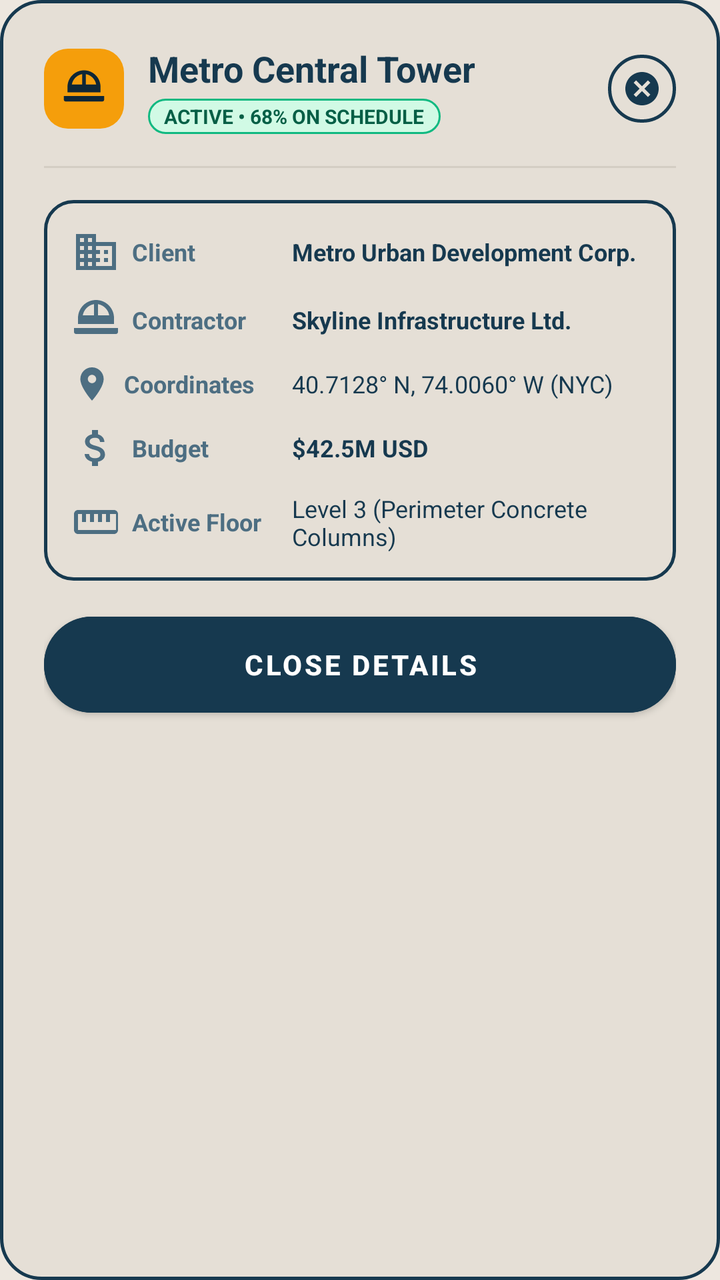
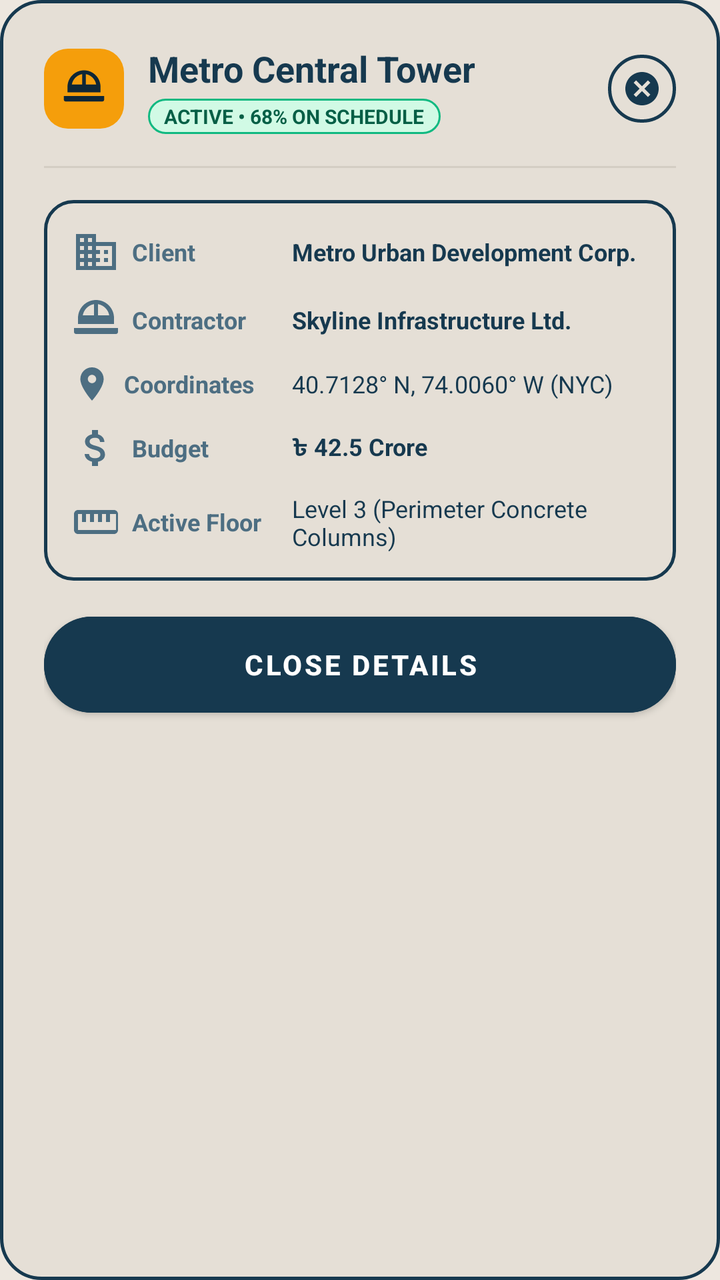

The first picture is an Android layout as it rendered before a commit; the second is the same layout after the commit. The layout source and the unified diff follow.
<!-- AndroidManifest.xml: application theme Theme.SiteSync -->
<!-- res/layout/dialog_project_details.xml -->
<?xml version="1.0" encoding="utf-8"?>
<LinearLayout xmlns:android="http://schemas.android.com/apk/res/android"
    xmlns:app="http://schemas.android.com/apk/res-auto"
    android:layout_width="match_parent"
    android:layout_height="wrap_content"
    android:orientation="vertical"
    android:background="@drawable/bg_card_outlined"
    android:padding="22dp">

    
    <RelativeLayout
        android:layout_width="match_parent"
        android:layout_height="wrap_content"
        android:layout_marginBottom="16dp">

        <FrameLayout
            android:id="@+id/iconDetailsContainer"
            android:layout_width="40dp"
            android:layout_height="40dp"
            android:layout_alignParentStart="true"
            android:layout_centerVertical="true"
            android:background="@drawable/bg_squircle_amber">

            <ImageView
                android:layout_width="22dp"
                android:layout_height="22dp"
                android:layout_gravity="center"
                android:src="@drawable/ic_construction"
                app:tint="@color/oxide_blue_dark"
                android:contentDescription="Project Icon" />
        </FrameLayout>

        <LinearLayout
            android:layout_width="wrap_content"
            android:layout_height="wrap_content"
            android:layout_toEndOf="@id/iconDetailsContainer"
            android:layout_toStartOf="@+id/btnCloseProjectDetails"
            android:layout_marginStart="12dp"
            android:layout_marginEnd="8dp"
            android:layout_centerVertical="true"
            android:orientation="vertical">

            <TextView
                android:id="@+id/tvProjectDetailsTitle"
                android:layout_width="wrap_content"
                android:layout_height="wrap_content"
                android:text="Metro Central Tower"
                android:textColor="@color/text_oxide_primary"
                android:textSize="18sp"
                android:textStyle="bold" />

            <TextView
                android:id="@+id/tvProjectDetailsStatusBadge"
                android:layout_width="wrap_content"
                android:layout_height="wrap_content"
                android:layout_marginTop="3dp"
                android:text="ACTIVE • 68% ON SCHEDULE"
                android:textColor="#065F46"
                android:textSize="10sp"
                android:textStyle="bold"
                android:background="@drawable/bg_badge_optimal"
                android:paddingHorizontal="8dp"
                android:paddingVertical="2dp" />
        </LinearLayout>

        <ImageButton
            android:id="@+id/btnCloseProjectDetails"
            android:layout_width="34dp"
            android:layout_height="34dp"
            android:layout_alignParentEnd="true"
            android:layout_centerVertical="true"
            android:background="@drawable/bg_pill_inactive"
            android:src="@drawable/ic_cancel_circle"
            app:tint="@color/text_oxide_primary"
            android:contentDescription="Close" />
    </RelativeLayout>

    <View
        android:layout_width="match_parent"
        android:layout_height="1dp"
        android:background="@color/gauge_track_ash"
        android:layout_marginBottom="16dp" />

    
    <LinearLayout
        android:layout_width="match_parent"
        android:layout_height="wrap_content"
        android:orientation="vertical"
        android:background="@drawable/bg_rounded_input"
        android:padding="14dp"
        android:layout_marginBottom="18dp">

        
        <LinearLayout
            android:layout_width="match_parent"
            android:layout_height="wrap_content"
            android:orientation="horizontal"
            android:gravity="center_vertical"
            android:layout_marginBottom="10dp">

            <TextView
                android:layout_width="110dp"
                android:layout_height="wrap_content"
                android:text="Client"
                android:drawableStart="@drawable/ic_business"
                android:drawablePadding="6dp"
                android:drawableTint="@color/text_oxide_secondary"
                android:gravity="center_vertical"
                android:textColor="@color/text_oxide_secondary"
                android:textSize="12sp"
                android:textStyle="bold" />

            <TextView
                android:id="@+id/tvDetailClient"
                android:layout_width="0dp"
                android:layout_height="wrap_content"
                android:layout_weight="1"
                android:text="Metro Urban Development Corp."
                android:textColor="@color/text_oxide_primary"
                android:textSize="12sp"
                android:textStyle="bold" />
        </LinearLayout>

        
        <LinearLayout
            android:layout_width="match_parent"
            android:layout_height="wrap_content"
            android:orientation="horizontal"
            android:gravity="center_vertical"
            android:layout_marginBottom="10dp">

            <TextView
                android:layout_width="110dp"
                android:layout_height="wrap_content"
                android:text="Contractor"
                android:drawableStart="@drawable/ic_construction"
                android:drawablePadding="6dp"
                android:drawableTint="@color/text_oxide_secondary"
                android:gravity="center_vertical"
                android:textColor="@color/text_oxide_secondary"
                android:textSize="12sp"
                android:textStyle="bold" />

            <TextView
                android:id="@+id/tvDetailContractor"
                android:layout_width="0dp"
                android:layout_height="wrap_content"
                android:layout_weight="1"
                android:text="Skyline Infrastructure Ltd."
                android:textColor="@color/text_oxide_primary"
                android:textSize="12sp"
                android:textStyle="bold" />
        </LinearLayout>

        
        <LinearLayout
            android:layout_width="match_parent"
            android:layout_height="wrap_content"
            android:orientation="horizontal"
            android:gravity="center_vertical"
            android:layout_marginBottom="10dp">

            <TextView
                android:layout_width="110dp"
                android:layout_height="wrap_content"
                android:text="Coordinates"
                android:drawableStart="@drawable/ic_location"
                android:drawablePadding="6dp"
                android:drawableTint="@color/text_oxide_secondary"
                android:gravity="center_vertical"
                android:textColor="@color/text_oxide_secondary"
                android:textSize="12sp"
                android:textStyle="bold" />

            <TextView
                android:id="@+id/tvDetailLocation"
                android:layout_width="0dp"
                android:layout_height="wrap_content"
                android:layout_weight="1"
                android:text="40.7128° N, 74.0060° W (NYC)"
                android:textColor="@color/text_oxide_primary"
                android:textSize="12sp" />
        </LinearLayout>

        
        <LinearLayout
            android:layout_width="match_parent"
            android:layout_height="wrap_content"
            android:orientation="horizontal"
            android:gravity="center_vertical"
            android:layout_marginBottom="10dp">

            <TextView
                android:layout_width="110dp"
                android:layout_height="wrap_content"
                android:text="Budget"
                android:drawableStart="@drawable/ic_currency_dollar"
                android:drawablePadding="6dp"
                android:drawableTint="@color/text_oxide_secondary"
                android:gravity="center_vertical"
                android:textColor="@color/text_oxide_secondary"
                android:textSize="12sp"
                android:textStyle="bold" />

            <TextView
                android:id="@+id/tvDetailBudget"
                android:layout_width="0dp"
                android:layout_height="wrap_content"
                android:layout_weight="1"
                android:text="$42.5M USD"
                android:textColor="@color/text_oxide_primary"
                android:textSize="12sp"
                android:textStyle="bold" />
        </LinearLayout>

        
        <LinearLayout
            android:layout_width="match_parent"
            android:layout_height="wrap_content"
            android:orientation="horizontal"
            android:gravity="center_vertical">

            <TextView
                android:layout_width="110dp"
                android:layout_height="wrap_content"
                android:text="Active Floor"
                android:drawableStart="@drawable/ic_straighten"
                android:drawablePadding="6dp"
                android:drawableTint="@color/text_oxide_secondary"
                android:gravity="center_vertical"
                android:textColor="@color/text_oxide_secondary"
                android:textSize="12sp"
                android:textStyle="bold" />

            <TextView
                android:id="@+id/tvDetailFloor"
                android:layout_width="0dp"
                android:layout_height="wrap_content"
                android:layout_weight="1"
                android:text="Level 3 (Perimeter Concrete Columns)"
                android:textColor="@color/text_oxide_primary"
                android:textSize="12sp" />
        </LinearLayout>
    </LinearLayout>

    
    <com.google.android.material.button.MaterialButton
        android:id="@+id/btnDoneProjectDetails"
        android:layout_width="match_parent"
        android:layout_height="48dp"
        android:text="Close Details"
        android:textColor="@color/text_on_oxide_white"
        android:textSize="14sp"
        android:textStyle="bold"
        app:backgroundTint="@color/oxide_blue_primary"
        app:cornerRadius="24dp"
        android:insetTop="0dp"
        android:insetBottom="0dp" />

</LinearLayout>
<!-- resources referenced by this layout -->
<resources>
  <color name="gauge_track_ash">#D4CDC3</color>
  <color name="oxide_blue_dark">#0E2636</color>
  <color name="oxide_blue_primary">#16394F</color>
  <color name="text_on_oxide_white">#FFFFFF</color>
  <color name="text_oxide_primary">#16394F</color>
  <color name="text_oxide_secondary">#4D6E82</color>
  <!-- drawable bg_badge_optimal (drawable) -->
  <?xml version="1.0" encoding="utf-8"?>
  <shape xmlns:android="http://schemas.android.com/apk/res/android"
      android:shape="rectangle">
      <solid android:color="#D1FAE5" />
      <stroke
          android:width="1dp"
          android:color="#10B981" />
      <corners android:radius="12dp" />
  </shape>
  <!-- drawable bg_card_outlined (drawable) -->
  <?xml version="1.0" encoding="utf-8"?>
  <shape xmlns:android="http://schemas.android.com/apk/res/android"
      android:shape="rectangle">
      <solid android:color="@color/warm_ash_surface" />
      <stroke
          android:width="1.5dp"
          android:color="@color/stroke_oxide_blue" />
      <corners android:radius="20dp" />
  </shape>
  <!-- drawable bg_pill_inactive (drawable) -->
  <?xml version="1.0" encoding="utf-8"?>
  <shape xmlns:android="http://schemas.android.com/apk/res/android"
      android:shape="rectangle">
      <solid android:color="@color/warm_ash_surface" />
      <stroke
          android:width="1.5dp"
          android:color="@color/stroke_oxide_blue" />
      <corners android:radius="16dp" />
  </shape>
  <!-- drawable bg_rounded_input (drawable) -->
  <?xml version="1.0" encoding="utf-8"?>
  <shape xmlns:android="http://schemas.android.com/apk/res/android"
      android:shape="rectangle">
      <solid android:color="@color/warm_ash_surface" />
      <stroke
          android:width="1.5dp"
          android:color="@color/stroke_oxide_blue" />
      <corners android:radius="14dp" />
  </shape>
  <!-- drawable bg_squircle_amber (drawable) -->
  <?xml version="1.0" encoding="utf-8"?>
  <shape xmlns:android="http://schemas.android.com/apk/res/android"
      android:shape="rectangle">
      <solid android:color="@color/brand_amber" />
      <corners android:radius="12dp" />
  </shape>
  <!-- drawable ic_cancel_circle (drawable) -->
  <vector xmlns:android="http://schemas.android.com/apk/res/android"
      android:width="20dp"
      android:height="20dp"
      android:viewportWidth="24"
      android:viewportHeight="24">
      <path
          android:fillColor="#B91C1C"
          android:pathData="M12,2C6.47,2 2,6.47 2,12s4.47,10 10,10 10,-4.47 10,-10S17.53,2 12,2zm5,13.59L15.59,17 12,13.41 8.41,17 7,15.59 10.59,12 7,8.41 8.41,7 12,10.59 15.59,7 17,8.41 13.41,12 17,15.59z" />
  </vector>
  <!-- drawable ic_location (drawable) -->
  <vector xmlns:android="http://schemas.android.com/apk/res/android"
      android:width="20dp"
      android:height="20dp"
      android:viewportWidth="24"
      android:viewportHeight="24">
      <path
          android:fillColor="#64748B"
          android:pathData="M12,2C8.13,2 5,5.13 5,9c0,5.25 7,13 7,13s7,-7.75 7,-13c0,-3.87 -3.13,-7 -7,-7zm0,9.5c-1.38,0 -2.5,-1.12 -2.5,-2.5s1.12,-2.5 2.5,-2.5 2.5,1.12 2.5,2.5 -1.12,2.5 -2.5,2.5z" />
  </vector>
  <!-- drawable ic_straighten (drawable) -->
  <vector xmlns:android="http://schemas.android.com/apk/res/android"
      android:width="24dp"
      android:height="24dp"
      android:viewportWidth="24"
      android:viewportHeight="24">
    <path
        android:fillColor="@android:color/white"
        android:pathData="M21,6H3c-1.1,0 -2,0.9 -2,2v8c0,1.1 0.9,2 2,2h18c1.1,0 2,-0.9 2,-2V8c0,-1.1 -0.9,-2 -2,-2zm0,10H3V8h2v4h2V8h2v4h2V8h2v4h2V8h2v4h2V8h3v8z"/>
  </vector>
  <color name="warm_ash_surface">#E5DFD6</color>
  <color name="stroke_oxide_blue">#16394F</color>
  <color name="brand_amber">#F59E0B</color>
  <color name="warm_ash_base">#EDE7DF</color>
  <color name="oxide_blue_light">#24526E</color>
  <color name="text_oxide_muted">#7E98A8</color>
  <!-- unchanged entries left out for length: 4 -->
</resources>

<!-- the commit's change to res/layout/dialog_project_details.xml (unified diff, before → after) -->
@@ -207,7 +207,7 @@
                 android:layout_width="0dp"
                 android:layout_height="wrap_content"
                 android:layout_weight="1"
-                android:text="$42.5M USD"
+                android:text="৳ 42.5 Crore"
                 android:textColor="@color/text_oxide_primary"
                 android:textSize="12sp"
                 android:textStyle="bold" />
